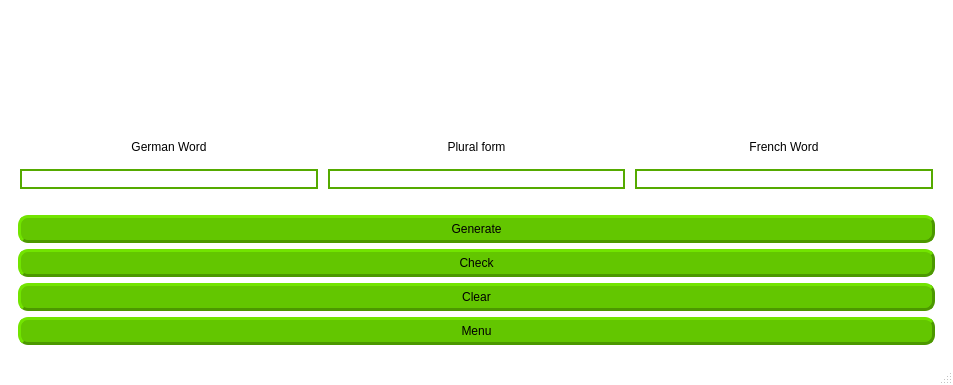
First picture: the form in mainwindow.ui, repository dalmagathe/Vokabellernen, before the edit.
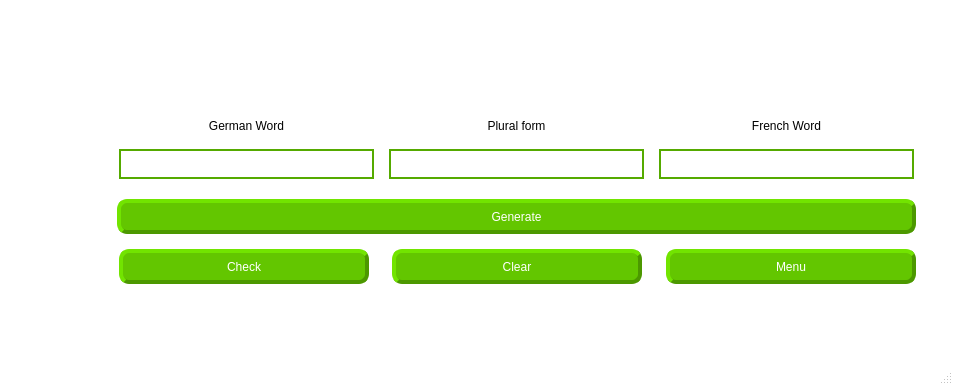
Second picture: the form after the edit. The open tabs and pages were chosen to show the change. Icons and pictures are not drawn.

Commit message: End of window design.

Diff of the .ui file:
```diff
--- a/mainwindow.ui
+++ b/mainwindow.ui
@@ -1403,32 +1403,169 @@
        </layout>
       </widget>
       <widget class="QWidget" name="page">
-       <layout class="QVBoxLayout" name="verticalLayout_7">
-        <item>
-         <layout class="QGridLayout" name="gridLayout_6">
-          <property name="sizeConstraint">
-           <enum>QLayout::SetFixedSize</enum>
-          </property>
-          <property name="leftMargin">
-           <number>2</number>
-          </property>
-          <property name="topMargin">
-           <number>0</number>
-          </property>
-          <property name="rightMargin">
-           <number>2</number>
-          </property>
-          <property name="bottomMargin">
-           <number>20</number>
-          </property>
-          <property name="horizontalSpacing">
-           <number>10</number>
-          </property>
-          <property name="verticalSpacing">
-           <number>15</number>
-          </property>
-          <item row="0" column="2">
+       <widget class="QPushButton" name="btnGenerateNounPlural">
+        <property name="geometry">
+         <rect>
+          <x>108</x>
+          <y>190</y>
+          <width>799</width>
+          <height>35</height>
+         </rect>
+        </property>
+        <property name="styleSheet">
+         <string notr="true">QPushButton {
+    background-color: rgb(99, 198, 0);
+    border-style: outset;
+    border-width: 4px;
+    border-radius: 10px;
+    border-color: rgb(76, 152, 0);
+    padding: 6px;
+	font: 75 10pt &quot;Arial Black&quot;;
+	color: rgb(255, 255, 255);
+}
+QPushButton:pressed {
+    background-color:rgb(76, 152, 0);
+    border-style: inset;
+}
+
+QPushButton:hover
+{
+	background-color: rgb(76, 152, 0);
+}</string>
+        </property>
+        <property name="text">
+         <string>Generate</string>
+        </property>
+       </widget>
+       <widget class="QPushButton" name="btnCheckPlural">
+        <property name="geometry">
+         <rect>
+          <x>110</x>
+          <y>240</y>
+          <width>250</width>
+          <height>35</height>
+         </rect>
+        </property>
+        <property name="styleSheet">
+         <string notr="true">QPushButton {
+    background-color: rgb(99, 198, 0);
+    border-style: outset;
+    border-width: 4px;
+    border-radius: 10px;
+    border-color: rgb(76, 152, 0);
+    padding: 6px;
+	font: 75 10pt &quot;Arial Black&quot;;
+	color: rgb(255, 255, 255);
+}
+QPushButton:pressed {
+    background-color:rgb(76, 152, 0);
+    border-style: inset;
+}
+
+QPushButton:hover
+{
+	background-color: rgb(76, 152, 0);
+}</string>
+        </property>
+        <property name="text">
+         <string>Check</string>
+        </property>
+       </widget>
+       <widget class="QPushButton" name="btnClearPlural">
+        <property name="geometry">
+         <rect>
+          <x>383</x>
+          <y>240</y>
+          <width>250</width>
+          <height>35</height>
+         </rect>
+        </property>
+        <property name="styleSheet">
+         <string notr="true">QPushButton {
+    background-color: rgb(99, 198, 0);
+    border-style: outset;
+    border-width: 4px;
+    border-radius: 10px;
+    border-color: rgb(76, 152, 0);
+    padding: 6px;
+	font: 75 10pt &quot;Arial Black&quot;;
+	color: rgb(255, 255, 255);
+}
+QPushButton:pressed {
+    background-color:rgb(76, 152, 0);
+    border-style: inset;
+}
+
+QPushButton:hover
+{
+	background-color: rgb(76, 152, 0);
+}</string>
+        </property>
+        <property name="text">
+         <string>Clear</string>
+        </property>
+       </widget>
+       <widget class="QPushButton" name="btnMenuPlural">
+        <property name="geometry">
+         <rect>
+          <x>657</x>
+          <y>240</y>
+          <width>250</width>
+          <height>35</height>
+         </rect>
+        </property>
+        <property name="styleSheet">
+         <string notr="true">QPushButton {
+    background-color: rgb(99, 198, 0);
+    border-style: outset;
+    border-width: 4px;
+    border-radius: 10px;
+    border-color: rgb(76, 152, 0);
+    padding: 6px;
+	font: 75 10pt &quot;Arial Black&quot;;
+	color: rgb(255, 255, 255);
+}
+QPushButton:pressed {
+    background-color:rgb(76, 152, 0);
+    border-style: inset;
+}
+
+QPushButton:hover
+{
+	background-color: rgb(76, 152, 0);
+}</string>
+        </property>
+        <property name="text">
+         <string>Menu</string>
+        </property>
+       </widget>
+       <widget class="QLabel" name="label_22">
+        <property name="geometry">
+         <rect>
+          <x>-15</x>
+          <y>5</y>
+          <width>821</width>
+          <height>351</height>
+         </rect>
+        </property>
+        <property name="styleSheet">
+         <string notr="true">background-image: url(:/mainwindow/half2cerveau11.PNG);
+background-repeat:no-repeat;
+background-position:center center;</string>
+        </property>
+        <property name="text">
+         <string/>
+        </property>
+       </widget>
            <widget class="QLabel" name="label_16">
+        <property name="geometry">
+         <rect>
+          <x>650</x>
+          <y>100</y>
+          <width>255</width>
+          <height>24</height>
+         </rect>
+        </property>
             <property name="styleSheet">
              <string notr="true">QLabel {
 	font: 75 15pt &quot;Script MT Bold&quot;;
@@ -1441,9 +1578,15 @@
              <set>Qt::AlignBottom|Qt::AlignHCenter</set>
             </property>
            </widget>
-          </item>
-          <item row="1" column="0">
            <widget class="QLineEdit" name="germanPluralForm">
+        <property name="geometry">
+         <rect>
+          <x>110</x>
+          <y>140</y>
+          <width>255</width>
+          <height>30</height>
+         </rect>
+        </property>
             <property name="styleSheet">
              <string notr="true">QLineEdit {
     border-width: 2px;
@@ -1452,9 +1595,15 @@
 }</string>
             </property>
            </widget>
-          </item>
-          <item row="0" column="0">
            <widget class="QLabel" name="label_14">
+        <property name="geometry">
+         <rect>
+          <x>110</x>
+          <y>100</y>
+          <width>255</width>
+          <height>24</height>
+         </rect>
+        </property>
             <property name="styleSheet">
              <string notr="true">QLabel {
 	font: 75 15pt &quot;Script MT Bold&quot;;
@@ -1467,9 +1616,15 @@
              <set>Qt::AlignBottom|Qt::AlignHCenter</set>
             </property>
            </widget>
-          </item>
-          <item row="0" column="1">
            <widget class="QLabel" name="label_15">
+        <property name="geometry">
+         <rect>
+          <x>380</x>
+          <y>100</y>
+          <width>255</width>
+          <height>24</height>
+         </rect>
+        </property>
             <property name="styleSheet">
              <string notr="true">QLabel {
 	font: 75 15pt &quot;Script MT Bold&quot;;
@@ -1482,9 +1637,15 @@
              <set>Qt::AlignBottom|Qt::AlignHCenter</set>
             </property>
            </widget>
-          </item>
-          <item row="1" column="1">
            <widget class="QLineEdit" name="pluralForm">
+        <property name="geometry">
+         <rect>
+          <x>380</x>
+          <y>140</y>
+          <width>255</width>
+          <height>30</height>
+         </rect>
+        </property>
             <property name="styleSheet">
              <string notr="true">QLineEdit {
     border-width: 2px;
@@ -1493,9 +1654,15 @@
 }</string>
             </property>
            </widget>
-          </item>
-          <item row="1" column="2">
            <widget class="QLineEdit" name="frenchPluralForm">
+        <property name="geometry">
+         <rect>
+          <x>650</x>
+          <y>140</y>
+          <width>255</width>
+          <height>30</height>
+         </rect>
+        </property>
             <property name="styleSheet">
              <string notr="true">QLineEdit {
     border-width: 2px;
@@ -1504,98 +1671,11 @@
 }</string>
             </property>
            </widget>
-          </item>
-         </layout>
-        </item>
-        <item>
-         <widget class="QPushButton" name="btnGenerateNounPlural">
-          <property name="styleSheet">
-           <string notr="true">QPushButton {
-    background-color: rgb(99, 198, 0);
-    border-style: outset;
-    border-width: 3px;
-    border-radius: 10px;
-    border-color: rgb(76, 152, 0);
-    padding: 4px;
-	font: 75 10pt &quot;Script MT Bold&quot;;
-}
-QPushButton:pressed {
-    background-color:rgb(76, 152, 0);
-    border-style: inset;
-}</string>
-          </property>
-          <property name="text">
-           <string>Generate</string>
-          </property>
-         </widget>
-        </item>
-        <item>
-         <widget class="QPushButton" name="btnCheckPlural">
-          <property name="styleSheet">
-           <string notr="true">QPushButton {
-    background-color: rgb(99, 198, 0);
-    border-style: outset;
-    border-width: 3px;
-    border-radius: 10px;
-    border-color: rgb(76, 152, 0);
-    padding: 4px;
-	font: 75 10pt &quot;Script MT Bold&quot;;
-}
-QPushButton:pressed {
-    background-color:rgb(76, 152, 0);
-    border-style: inset;
-}</string>
-          </property>
-          <property name="text">
-           <string>Check</string>
-          </property>
-         </widget>
-        </item>
-        <item>
-         <widget class="QPushButton" name="btnClearPlural">
-          <property name="styleSheet">
-           <string notr="true">QPushButton {
-    background-color: rgb(99, 198, 0);
-    border-style: outset;
-    border-width: 3px;
-    border-radius: 10px;
-    border-color: rgb(76, 152, 0);
-    padding: 4px;
-	font: 75 10pt &quot;Script MT Bold&quot;;
-}
-QPushButton:pressed {
-    background-color:rgb(76, 152, 0);
-    border-style: inset;
-}</string>
-          </property>
-          <property name="text">
-           <string>Clear</string>
-          </property>
-         </widget>
-        </item>
-        <item>
-         <widget class="QPushButton" name="btnMenuPlural">
-          <property name="styleSheet">
-           <string notr="true">QPushButton {
-    background-color: rgb(99, 198, 0);
-    border-style: outset;
-    border-width: 3px;
-    border-radius: 10px;
-    border-color: rgb(76, 152, 0);
-    padding: 4px;
-	font: 75 10pt &quot;Script MT Bold&quot;;
-}
-QPushButton:pressed {
-    background-color:rgb(76, 152, 0);
-    border-style: inset;
-}</string>
-          </property>
-          <property name="text">
-           <string>Menu</string>
-          </property>
-         </widget>
-        </item>
-       </layout>
+       <zorder>label_22</zorder>
+       <zorder>btnGenerateNounPlural</zorder>
+       <zorder>btnCheckPlural</zorder>
+       <zorder>btnClearPlural</zorder>
+       <zorder>btnMenuPlural</zorder>
       </widget>
      </widget>
     </item>
```
Left out of the diff: 837 changed lines with no effect on the pictures. Lines whose indentation alone changed are shown as unchanged. The commit also changes 2 other files.
